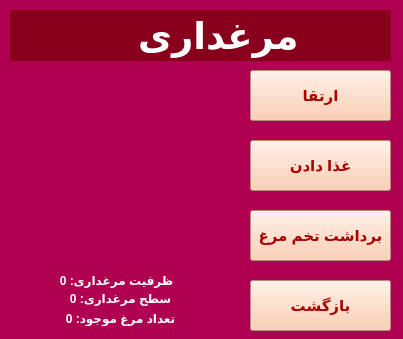
The window that ChickenHome.ui (Mahdi-Ghasemii/AP_Project) describes before a commit, drawn with Qt 5.
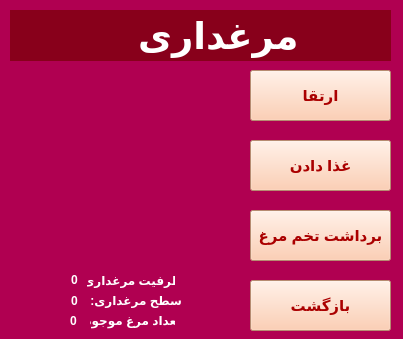
The same window after the commit. Icons and pictures are not drawn.

Commit message: animalsHome completed

The edit to the form file:
```diff
--- a/ChickenHome.ui
+++ b/ChickenHome.ui
@@ -135,9 +135,9 @@
    <widget class="QLabel" name="label_2">
     <property name="geometry">
      <rect>
-      <x>16</x>
+      <x>84</x>
       <y>270</y>
-      <width>201</width>
+      <width>91</width>
       <height>20</height>
      </rect>
     </property>
@@ -151,7 +151,7 @@
      <string notr="true">color: rgb(255, 255, 255);</string>
     </property>
     <property name="text">
-     <string>ظرفیت مرغداری: 0</string>
+     <string>ظرفیت مرغداری: </string>
     </property>
     <property name="alignment">
      <set>Qt::AlignCenter</set>
@@ -160,10 +160,10 @@
    <widget class="QLabel" name="label_3">
     <property name="geometry">
      <rect>
-      <x>20</x>
+      <x>84</x>
       <y>290</y>
-      <width>201</width>
-      <height>16</height>
+      <width>101</width>
+      <height>20</height>
      </rect>
     </property>
     <property name="font">
@@ -176,7 +176,7 @@
      <string notr="true">color: rgb(255, 255, 255);</string>
     </property>
     <property name="text">
-     <string>سطح مرغداری: 0</string>
+     <string>سطح مرغداری: </string>
     </property>
     <property name="alignment">
      <set>Qt::AlignCenter</set>
@@ -185,10 +185,10 @@
    <widget class="QLabel" name="label_4">
     <property name="geometry">
      <rect>
-      <x>20</x>
+      <x>84</x>
       <y>310</y>
-      <width>201</width>
-      <height>16</height>
+      <width>91</width>
+      <height>20</height>
      </rect>
     </property>
     <property name="font">
@@ -201,7 +201,7 @@
      <string notr="true">color: rgb(255, 255, 255);</string>
     </property>
     <property name="text">
-     <string>تعداد مرغ موجود: 0</string>
+     <string>تعداد مرغ موجود: </string>
     </property>
     <property name="alignment">
      <set>Qt::AlignCenter</set>
@@ -238,6 +238,72 @@
      <string>         مرغداری</string>
     </property>
    </widget>
+   <widget class="QLabel" name="capacity_lbl">
+    <property name="geometry">
+     <rect>
+      <x>71</x>
+      <y>270</y>
+      <width>16</width>
+      <height>20</height>
+     </rect>
+    </property>
+    <property name="font">
+     <font>
+      <weight>75</weight>
+      <bold>true</bold>
+     </font>
+    </property>
+    <property name="styleSheet">
+     <string notr="true">color: rgb(255, 255, 255);</string>
+    </property>
+    <property name="text">
+     <string>0</string>
+    </property>
+   </widget>
+   <widget class="QLabel" name="level_lbl">
+    <property name="geometry">
+     <rect>
+      <x>71</x>
+      <y>290</y>
+      <width>16</width>
+      <height>21</height>
+     </rect>
+    </property>
+    <property name="font">
+     <font>
+      <weight>75</weight>
+      <bold>true</bold>
+     </font>
+    </property>
+    <property name="styleSheet">
+     <string notr="true">color: rgb(255, 255, 255);</string>
+    </property>
+    <property name="text">
+     <string>0</string>
+    </property>
+   </widget>
+   <widget class="QLabel" name="stockanimal_lbl">
+    <property name="geometry">
+     <rect>
+      <x>70</x>
+      <y>310</y>
+      <width>20</width>
+      <height>21</height>
+     </rect>
+    </property>
+    <property name="font">
+     <font>
+      <weight>75</weight>
+      <bold>true</bold>
+     </font>
+    </property>
+    <property name="styleSheet">
+     <string notr="true">color: rgb(255, 255, 255);</string>
+    </property>
+    <property name="text">
+     <string>0</string>
+    </property>
+   </widget>
   </widget>
  </widget>
  <resources>
```
Left out of the diff: 2 changed lines with no effect on the pictures. The commit also changes 5 other files.
